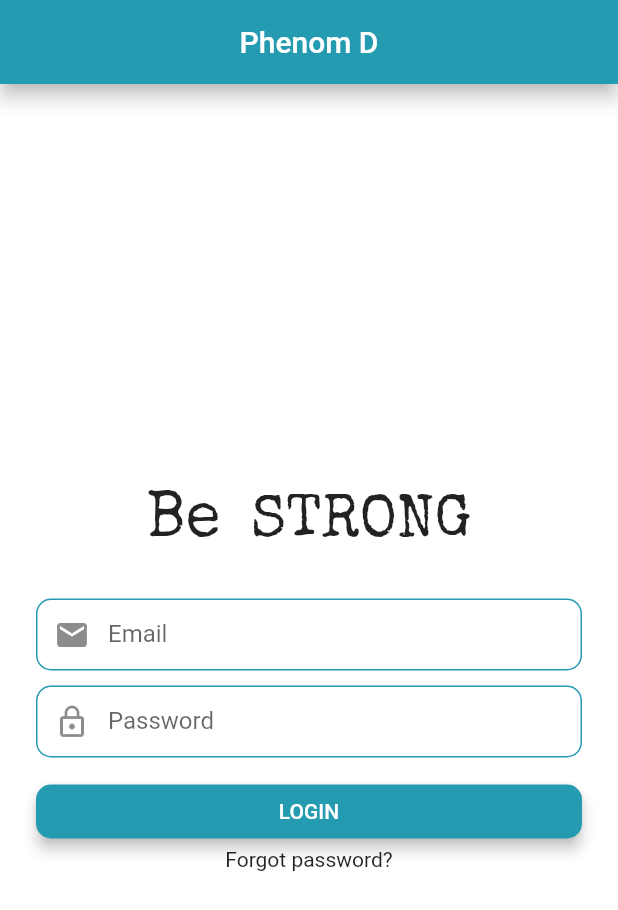
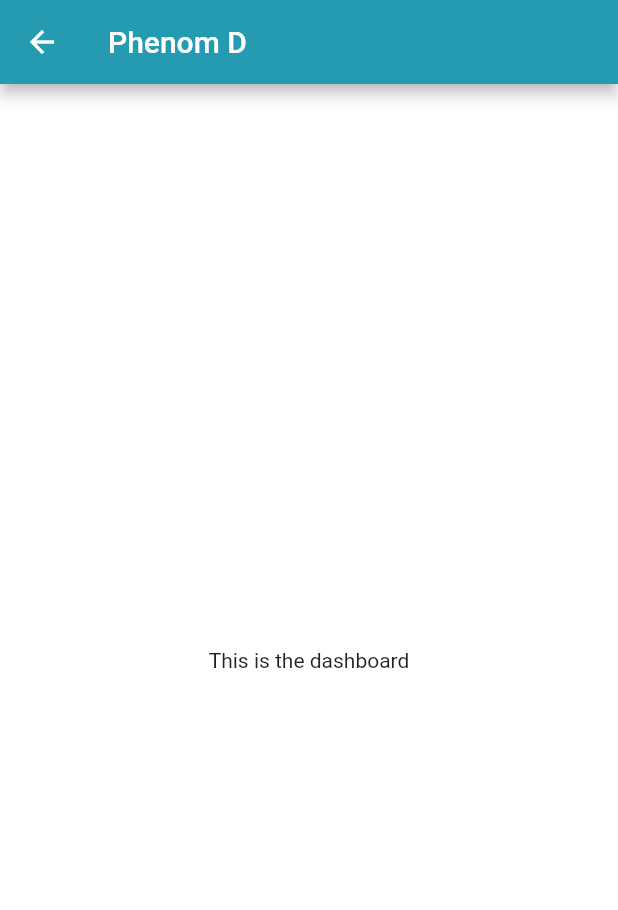
Before and after one commit to AndresRodCodes/phenom, a Flutter app: the screen it shows after launch, after a tap on "LOGIN", on a phone screen of 412 x 824 dp. Shown: the top 910 px of the screen. Run offline on Flutter 3.47's test engine with Material 2 defaults, Android fonts, the phone set to English and light mode, and no system bars; our stand-ins replace animated_text_kit.

Commit message:
Changed cursor color to black, focus on password field when email submitted on keyboard, and added the dashboard screen

```diff
--- a/lib/constants.dart
+++ b/lib/constants.dart
@@ -1,6 +1,8 @@
 import 'package:flutter/material.dart';
 
 const kPrimaryColor = Color(0xFF249bb1);
+
+const kCursorColor = Colors.black;
 
 const kTextFieldDecoration = InputDecoration(
   hintStyle: TextStyle(
--- /dev/null
+++ b/lib/dashboard_screen.dart
@@ -0,0 +1,20 @@
+import 'package:flutter/material.dart';
+
+class Dashboard extends StatefulWidget {
+  @override
+  _DashboardState createState() => _DashboardState();
+}
+
+class _DashboardState extends State<Dashboard> {
+  @override
+  Widget build(BuildContext context) {
+    return Scaffold(
+      appBar: AppBar(
+        title: Text('Phenom D'),
+      ),
+      body: Center(
+        child: Text('This is the dashboard'),
+      ),
+    );
+  }
+}
--- a/lib/login_screen.dart
+++ b/lib/login_screen.dart
@@ -1,8 +1,13 @@
 import 'package:flutter/material.dart';
 import 'constants.dart';
 import 'package:animated_text_kit/animated_text_kit.dart';
+import 'dashboard_screen.dart';
 
 class LoginScreen extends StatelessWidget {
+  final FocusNode _passwordFocus = FocusNode();
+  String _emailInput;
+  String _passwordInput;
+
   @override
   Widget build(BuildContext context) {
     return Scaffold(
@@ -28,7 +33,7 @@ class LoginScreen extends StatelessWidget {
                 RotateAnimatedTextKit(
                     duration: Duration(milliseconds: 7000),
                     isRepeatingAnimation: false,
-                    text: ["STRONG", "BETTER", "CONSISTENT"],
+                    text: ["STRONG", "BETTER", "MORE", "CONSISTENT"],
                     textStyle:
                         TextStyle(fontSize: 40.0, fontFamily: 'SpecialElite'),
                     textAlign: TextAlign.start,
@@ -36,8 +41,15 @@ class LoginScreen extends StatelessWidget {
               ],
             ),
             TextField(
-              textAlign: TextAlign.center,
               keyboardType: TextInputType.emailAddress,
+              cursorColor: kCursorColor,
+              textInputAction: TextInputAction.next,
+              onChanged: (input) {
+                _emailInput = input;
+              },
+              onSubmitted: (v) {
+                FocusScope.of(context).requestFocus(_passwordFocus);
+              },
               decoration: kTextFieldDecoration.copyWith(
                 labelText: 'Email',
                 prefixIcon: Icon(Icons.email),
@@ -47,8 +59,12 @@ class LoginScreen extends StatelessWidget {
               height: 10.0,
             ),
             TextField(
-              textAlign: TextAlign.center,
+              cursorColor: kCursorColor,
               obscureText: true,
+              focusNode: _passwordFocus,
+              onChanged: (input) {
+                _passwordInput = input;
+              },
               decoration: kTextFieldDecoration.copyWith(
                 labelText: 'Password',
                 prefixIcon: Icon(Icons.lock_outline),
@@ -68,6 +84,12 @@ class LoginScreen extends StatelessWidget {
                 ),
                 textColor: Colors.white,
                 onPressed: () {
+                  Navigator.push(
+                    context,
+                    MaterialPageRoute(
+                      builder: (context) => Dashboard(),
+                    ),
+                  );
                   print('Login');
                 },
               ),
```
